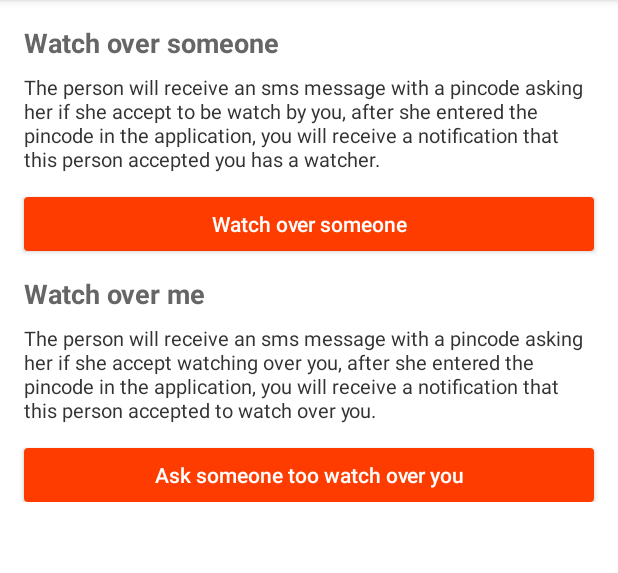
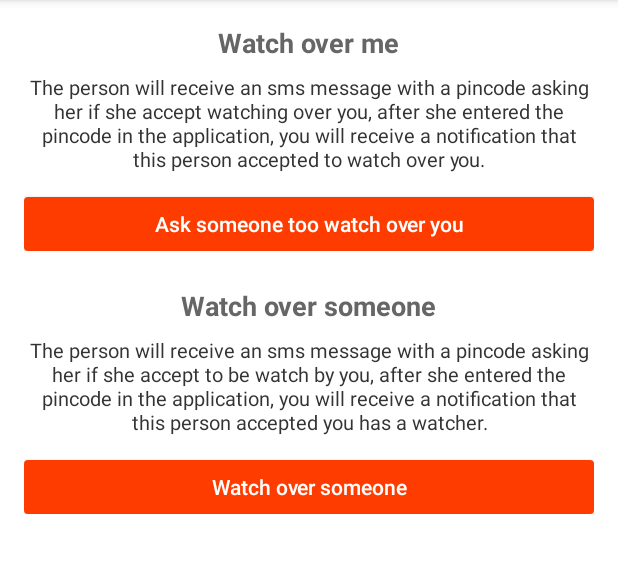
Before and after one commit to dwizzel-dev/the-kids, an Android app: the screen it shows after launch once a user with an empty profile is signed in (HomeActivity), on a phone screen of 412 x 824 dp, the part 84-657 px from its top. Run offline under Robolectric (Android 15) with nearby library versions, the phone set to English and light mode, and no system bars; our stand-ins replace Firebase (no records; nobody signed in at launch, a user with empty details on screens opened directly); 2 statements that could not run were skipped.

Commit message:
The Kids #3 Design Fix #2

```diff
--- a/app/src/main/res/layout/activity_home.xml
+++ b/app/src/main/res/layout/activity_home.xml
@@ -20,26 +20,87 @@
 
     <android.support.constraint.ConstraintLayout
         android:layout_width="match_parent"
-        android:layout_height="wrap_content"
+        android:layout_height="match_parent"
         app:layout_behavior="@string/appbar_scrolling_view_behavior">
 
-        <ScrollView
+        <LinearLayout
             android:layout_width="match_parent"
-            android:layout_height="match_parent">
+            android:layout_height="match_parent"
+            android:orientation="@integer/layout_orientation"
+            android:weightSum="@integer/layout_weightSum"
+            android:baselineAligned="false">
 
-            <LinearLayout
+            <android.support.constraint.ConstraintLayout
+                android:id="@+id/linearLayout1"
+                android:layout_width="wrap_content"
+                android:layout_height="wrap_content"
+                android:layout_marginEnd="@dimen/layout_reponsive_margin_first_end"
+                android:layout_marginStart="@dimen/layout_reponsive_margin_first_start"
+                android:layout_marginTop="@dimen/layout_reponsive_margin_first_top"
+                android:layout_weight="@integer/layout_weight"
+                android:orientation="vertical"
+                android:visibility="visible">
+
+                <TextView
+                    android:id="@+id/textViewHomeTitle2"
+                    style="@style/AppTheme.H3"
+                    android:layout_width="wrap_content"
+                    android:layout_height="wrap_content"
+                    android:layout_marginTop="8dp"
+                    android:text="@string/home_title_2"
+                    app:layout_constraintEnd_toEndOf="parent"
+                    app:layout_constraintStart_toStartOf="parent"
+                    app:layout_constraintTop_toTopOf="parent"
+                    tools:layout_conversion_absoluteHeight="25dp"
+                    tools:layout_conversion_absoluteWidth="328dp" />
+
+                <TextView
+                    android:id="@+id/textViewHomeDescription2"
+                    style="@style/AppTheme.P"
+                    android:layout_width="wrap_content"
+                    android:layout_height="wrap_content"
+                    android:layout_marginTop="8dp"
+                    android:text="@string/home_description_2"
+                    android:textAlignment="center"
+                    app:layout_constraintEnd_toEndOf="parent"
+                    app:layout_constraintStart_toStartOf="parent"
+                    app:layout_constraintTop_toBottomOf="@+id/textViewHomeTitle2"
+                    tools:layout_conversion_absoluteHeight="80dp"
+                    tools:layout_conversion_absoluteWidth="328dp" />
+
+                <Button
+                    android:id="@+id/buttWatchOverMe"
+                    style="@style/AppTheme.ButtonFull"
+                    android:layout_width="0dp"
+                    android:layout_marginTop="16dp"
+                    android:text="@string/butt_watch_over_me"
+                    app:layout_constraintEnd_toEndOf="parent"
+                    app:layout_constraintHorizontal_bias="0.503"
+                    app:layout_constraintStart_toStartOf="parent"
+                    app:layout_constraintTop_toBottomOf="@+id/textViewHomeDescription2"
+                    tools:layout_conversion_absoluteHeight="36dp"
+                    tools:layout_conversion_absoluteWidth="328dp" />
+
+            </android.support.constraint.ConstraintLayout>
+
+            <android.support.constraint.ConstraintLayout
+                android:id="@+id/linearLayout2"
                 android:layout_width="match_parent"
                 android:layout_height="wrap_content"
+                android:layout_marginEnd="@dimen/layout_reponsive_margin_last_end"
+                android:layout_marginStart="@dimen/layout_reponsive_margin_last_start"
+                android:layout_marginTop="@dimen/layout_reponsive_margin_last_top"
+                android:layout_weight="@integer/layout_weight"
                 android:orientation="vertical"
-                android:paddingBottom="18dp">
+                android:visibility="visible"
+                app:layout_constraintTop_toBottomOf="@+id/linearLayout1">
+
                 <TextView
                     android:id="@+id/textViewHomeTitle1"
                     style="@style/AppTheme.H3"
-                    android:layout_width="match_parent"
+                    android:layout_width="wrap_content"
                     android:layout_height="wrap_content"
-                    android:layout_marginEnd="16dp"
-                    android:layout_marginStart="16dp"
-                    android:layout_marginTop="16dp"
+                    android:layout_marginTop="8dp"
                     android:text="@string/home_title_1"
                     app:layout_constraintEnd_toEndOf="parent"
                     app:layout_constraintStart_toStartOf="parent"
@@ -48,67 +109,32 @@
                 <TextView
                     android:id="@+id/textViewHomeDescription1"
                     style="@style/AppTheme.P"
-                    android:layout_width="match_parent"
+                    android:layout_width="wrap_content"
                     android:layout_height="wrap_content"
-                    android:layout_marginEnd="16dp"
-                    android:layout_marginStart="16dp"
                     android:layout_marginTop="8dp"
                     android:text="@string/home_description_1"
+                    android:textAlignment="center"
                     app:layout_constraintEnd_toEndOf="parent"
+                    app:layout_constraintHorizontal_bias="0.0"
                     app:layout_constraintStart_toStartOf="parent"
-                    app:layout_constraintTop_toTopOf="parent" />
+                    app:layout_constraintTop_toBottomOf="@+id/textViewHomeTitle1" />
 
                 <Button
                     android:id="@+id/buttWatchOverSomeone"
                     style="@style/AppTheme.ButtonFull"
-                    android:layout_width="match_parent"
-                    android:layout_marginEnd="@dimen/butt_big_button_margin"
-                    android:layout_marginStart="@dimen/butt_big_button_margin"
+                    android:layout_width="0dp"
+                    android:layout_centerHorizontal="true"
                     android:layout_marginTop="16dp"
                     android:text="@string/butt_watch_over_someone"
                     app:layout_constraintEnd_toEndOf="parent"
+                    app:layout_constraintHorizontal_bias="0.502"
                     app:layout_constraintStart_toStartOf="parent"
                     app:layout_constraintTop_toBottomOf="@+id/textViewHomeDescription1" />
-                <TextView
-                    android:id="@+id/textViewHomeTitle2"
-                    style="@style/AppTheme.H3"
-                    android:layout_width="match_parent"
-                    android:layout_height="wrap_content"
-                    android:layout_marginEnd="16dp"
-                    android:layout_marginStart="16dp"
-                    android:layout_marginTop="16dp"
-                    android:text="@string/home_title_2"
-                    app:layout_constraintEnd_toEndOf="parent"
-                    app:layout_constraintStart_toStartOf="parent"
-                    app:layout_constraintTop_toTopOf="parent" />
 
-                <TextView
-                    android:id="@+id/textViewHomeDescription2"
-                    style="@style/AppTheme.P"
-                    android:layout_width="match_parent"
-                    android:layout_height="wrap_content"
-                    android:layout_marginEnd="16dp"
-                    android:layout_marginStart="16dp"
-                    android:layout_marginTop="8dp"
-                    android:text="@string/home_description_2"
-                    app:layout_constraintEnd_toEndOf="parent"
-                    app:layout_constraintStart_toStartOf="parent"
-                    app:layout_constraintTop_toBottomOf="@+id/buttWatchOverSomeone" />
 
-                <Button
-                    android:id="@+id/buttWatchOverMe"
-                    style="@style/AppTheme.ButtonFull"
-                    android:layout_width="match_parent"
-                    android:layout_marginEnd="@dimen/butt_big_button_margin"
-                    android:layout_marginStart="@dimen/butt_big_button_margin"
-                    android:layout_marginTop="16dp"
-                    android:text="@string/butt_watch_over_me"
-                    app:layout_constraintEnd_toEndOf="parent"
-                    app:layout_constraintStart_toStartOf="parent"
-                    app:layout_constraintTop_toBottomOf="@+id/textViewHomeDescription2" />
+            </android.support.constraint.ConstraintLayout>
+        </LinearLayout>
 
-            </LinearLayout>
-        </ScrollView>
     </android.support.constraint.ConstraintLayout>
 
 </android.support.design.widget.CoordinatorLayout>
--- a/app/src/main/res/values-land/dimens.xml
+++ b/app/src/main/res/values-land/dimens.xml
@@ -8,5 +8,18 @@
     <dimen name="image_login_layout_margin">16dp</dimen>
 
 
+    <dimen name="layout_reponsive_margin_first_start">16dp</dimen>
+    <dimen name="layout_reponsive_margin_first_end">8dp</dimen>
+    <dimen name="layout_reponsive_margin_middle_start">8dp</dimen>
+    <dimen name="layout_reponsive_margin_middle_end">8dp</dimen>
+    <dimen name="layout_reponsive_margin_last_start">8dp</dimen>
+    <dimen name="layout_reponsive_margin_last_end">16dp</dimen>
+
+    <dimen name="layout_reponsive_margin_first_top">8dp</dimen>
+    <dimen name="layout_reponsive_margin_middle_top">8dp</dimen>
+    <dimen name="layout_reponsive_margin_last_top">8dp</dimen>
+
+
+
 
 </resources>
--- /dev/null
+++ b/app/src/main/res/values-land/integers.xml
@@ -0,0 +1,9 @@
+<?xml version="1.0" encoding="utf-8"?>
+<resources>
+
+    <integer name="layout_orientation">0</integer>
+
+    <integer name="layout_weightSum">100</integer>
+    <integer name="layout_weight">50</integer>
+
+</resources>
--- a/app/src/main/res/values-port/dimens.xml
+++ b/app/src/main/res/values-port/dimens.xml
@@ -7,5 +7,16 @@
 
     <dimen name="image_login_layout_margin">50dp</dimen>
 
+    <dimen name="layout_reponsive_margin_first_start">16dp</dimen>
+    <dimen name="layout_reponsive_margin_first_end">16dp</dimen>
+    <dimen name="layout_reponsive_margin_middle_start">16dp</dimen>
+    <dimen name="layout_reponsive_margin_middle_end">16dp</dimen>
+    <dimen name="layout_reponsive_margin_last_start">16dp</dimen>
+    <dimen name="layout_reponsive_margin_last_end">16dp</dimen>
+
+    <dimen name="layout_reponsive_margin_first_top">8dp</dimen>
+    <dimen name="layout_reponsive_margin_middle_top">16dp</dimen>
+    <dimen name="layout_reponsive_margin_last_top">16dp</dimen>
+
 
 </resources>
--- /dev/null
+++ b/app/src/main/res/values-port/integers.xml
@@ -0,0 +1,9 @@
+<?xml version="1.0" encoding="utf-8"?>
+<resources>
+
+    <integer name="layout_orientation">1</integer>
+
+    <integer name="layout_weightSum"></integer>
+    <integer name="layout_weight"></integer>
+
+</resources>
--- a/app/src/main/res/values/styles.xml
+++ b/app/src/main/res/values/styles.xml
@@ -62,8 +62,8 @@
     <style name="AppTheme.ButtonFull" parent="">
         <item name="android:background">@drawable/button_full</item>
         <item name="android:textSize">14sp</item>
-        <item name="android:paddingRight">0dp</item>
-        <item name="android:paddingLeft">0dp</item>
+        <item name="android:paddingRight">16dp</item>
+        <item name="android:paddingLeft">16dp</item>
         <item name="android:textStyle">normal</item>
         <item name="android:layout_height">36dp</item>
         <item name="android:textColor">@color/textButton</item>
```
Also changed, not shown: 1 other file.
